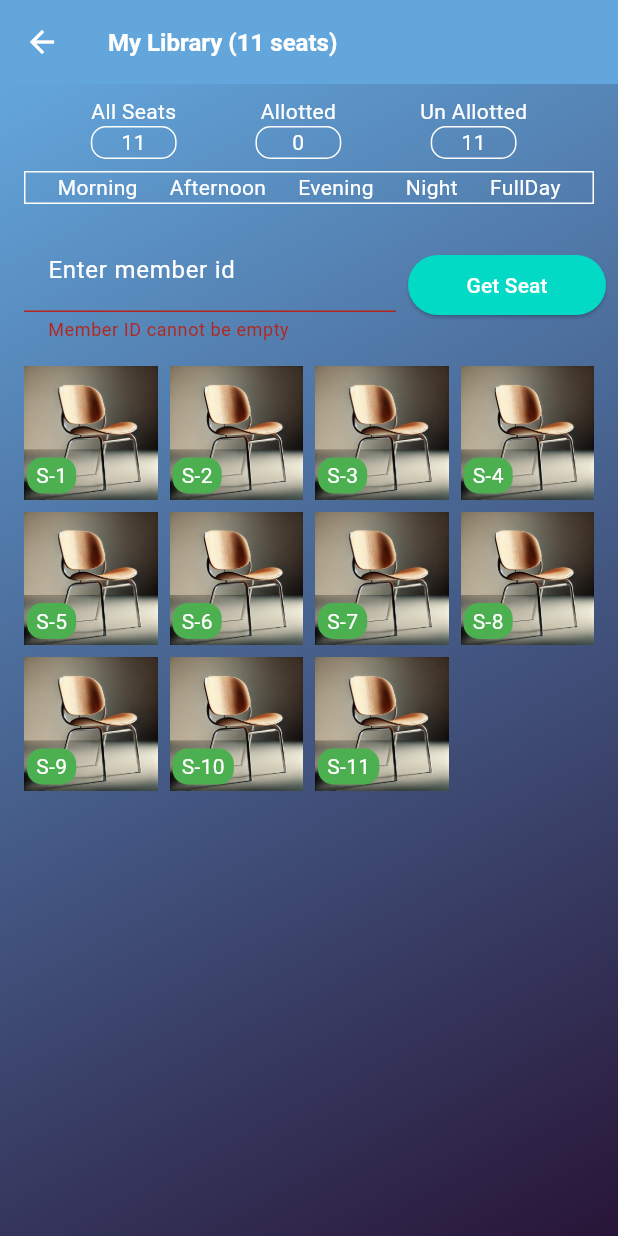
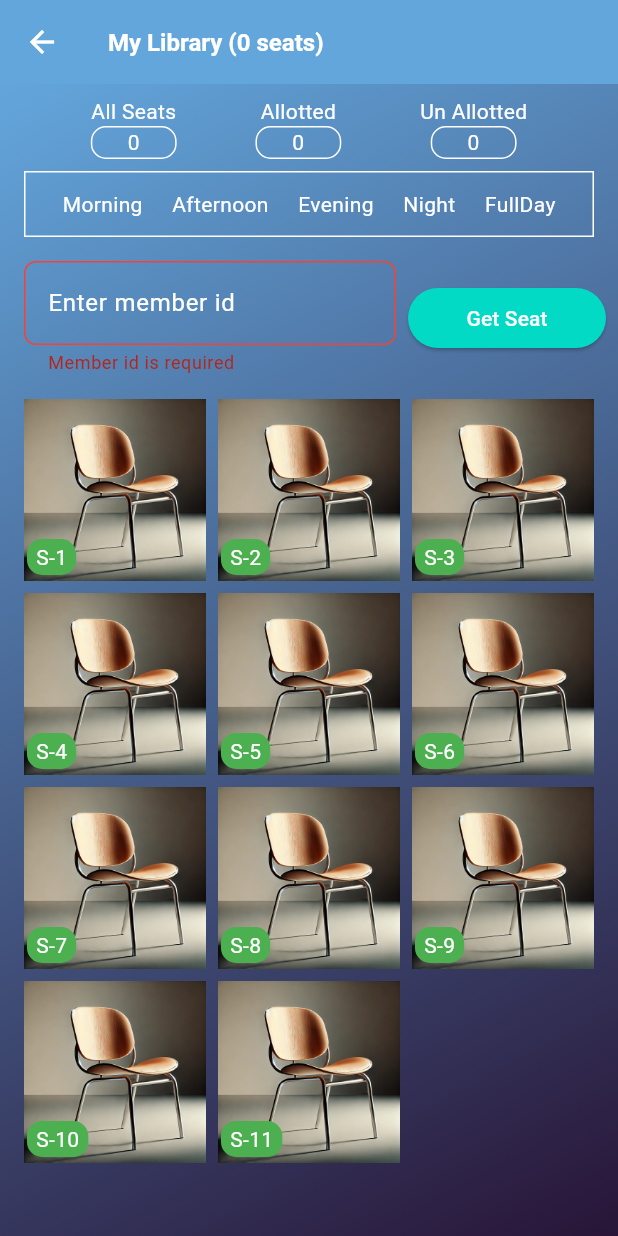
Before and after one commit to SUMITKRROY/my-library, a Flutter app: the BookSeats screen opened by its route, after a tap on "Get Seat", on a phone screen of 412 x 824 dp. Run offline on Flutter 3.47's test engine with Material 3 defaults, Android fonts, the phone set to English and light mode, and no system bars; our stand-ins replace flutter_screenutil, sqflite; accounts and stored records are empty.

Commit message:
seat page almost done

```diff
--- /dev/null
+++ b/lib/database/database_helper.dart
@@ -0,0 +1,119 @@
+import 'package:mylibrary/database/table/seat_allotment.dart';
+import 'package:mylibrary/database/table/user_profile.dart';
+import 'package:path/path.dart';
+import 'package:sqflite/sqflite.dart';
+
+
+
+class DatabaseHelper {
+
+  // database name
+  static const _databaseName = "myLibrary.db";
+  // database version
+  static const _databaseVersion = 1;
+// Singleton pattern
+  static final DatabaseHelper _databaseHelper = DatabaseHelper._internal();
+  factory DatabaseHelper() => _databaseHelper;
+  DatabaseHelper._internal();
+
+  static Database? _database;
+  Future<Database> get database async {
+    if (_database != null) return _database!;
+    // Initialize the DB first time it is accessed
+    _database = await _initDatabase();
+    return _database!;
+  }
+
+  Future<Database> _initDatabase() async {
+    final databasePath = await getDatabasesPath();
+
+    // Set the path to the database. Note: Using the `join` function from the
+    // `path` package is best practice to ensure the path is correctly
+    // constructed for each platform.
+    final path = join(databasePath, _databaseName);
+
+    // Set the version. This executes the onCreate function and provides a
+    // path to perform database upgrades and downgrades.
+    return await openDatabase(
+      path,
+      onCreate: _onCreate,
+      onUpgrade: _onUpgrade,
+      version: _databaseVersion,
+      onConfigure: (db) async => await db.execute('PRAGMA foreign_keys = ON'),
+    );
+  }
+
+  // When the database is first created, create a table to store breeds
+  // and a table to store dogs.
+  Future<void> _onCreate(Database db, int version) async {
+    // Run the CREATE {DeviceInfoTable} TABLE statement on the database.
+    await db.execute(SeatAllotment.CREATE);
+    await db.execute(ProfileTable.CREATE);
+  }
+
+  // UPGRADE DATABASE TABLES
+  Future _onUpgrade(Database db, int oldVersion, int newVersion) async {
+    if (oldVersion < newVersion) {
+      switch(oldVersion){
+        case 1:
+        // you can execute drop table and create table
+        //db.execute("ALTER TABLE tb_name ADD COLUMN newCol TEXT");
+          break;
+      }
+    }
+  }
+
+// Future<Breed> breed(int id) async {
+//   final db = await _databaseHelper.database;
+//   final List<Map<String, dynamic>> maps =
+//   await db.query('breeds', where: 'id = ?', whereArgs: [id]);
+//   return Breed.fromMap(maps[0]);
+// }
+//
+// Future<List<Dog>> dogs() async {
+//   final db = await _databaseHelper.database;
+//   final List<Map<String, dynamic>> maps = await db.query('dogs');
+//   return List.generate(maps.length, (index) => Dog.fromMap(maps[index]));
+// }
+//
+// // A method that updates a breed data from the breeds table.
+// Future<void> updateBreed(Breed breed) async {
+//   // Get a reference to the database.
+//   final db = await _databaseHelper.database;
+//
+//   // Update the given breed
+//   await db.update(
+//     'breeds',
+//     breed.toMap(),
+//     // Ensure that the Breed has a matching id.
+//     where: 'id = ?',
+//     // Pass the Breed's id as a whereArg to prevent SQL injection.
+//     whereArgs: [breed.id],
+//   );
+// }
+//
+// Future<void> updateDog(Dog dog) async {
+//   final db = await _databaseHelper.database;
+//   await db.update('dogs', dog.toMap(), where: 'id = ?', whereArgs: [dog.id]);
+// }
+//
+// // A method that deletes a breed data from the breeds table.
+// Future<void> deleteBreed(int id) async {
+//   // Get a reference to the database.
+//   final db = await _databaseHelper.database;
+//
+//   // Remove the Breed from the database.
+//   await db.delete(
+//     'breeds',
+//     // Use a `where` clause to delete a specific breed.
+//     where: 'id = ?',
+//     // Pass the Breed's id as a whereArg to prevent SQL injection.
+//     whereArgs: [id],
+//   );
+// }
+//
+// Future<void> deleteDog(int id) async {
+//   final db = await _databaseHelper.database;
+//   await db.delete('dogs', where: 'id = ?', whereArgs: [id]);
+// }
+}
--- /dev/null
+++ b/lib/database/table/seat_allotment.dart
@@ -0,0 +1,52 @@
+import 'package:sqflite/sqflite.dart';
+import '../database_helper.dart';
+
+class SeatAllotment {
+  static const String SEAT_ALLOTMENT = "SEAT_ALLOTMENT";
+  static const String shift = "SHIFT";
+  static const String totalSeats = "TOTAL_SEATS";
+  static const String memberId = "MEMBER_ID";
+  static const String chairNo = "CHAIR_NO";
+
+  static const String CREATE = '''
+    CREATE TABLE IF NOT EXISTS $SEAT_ALLOTMENT (
+    $memberId TEXT PRIMARY KEY,
+    $totalSeats INTEGER DEFAULT 0,
+    $shift TEXT DEFAULT '',
+    $chairNo TEXT DEFAULT ''
+    )
+  ''';
+
+  // Define a function that inserts notes into the database
+  Future<void> insert(Map<String, dynamic> map) async {
+    DatabaseHelper databaseHelper = DatabaseHelper();
+    // Get a reference to the database.
+    final db = await databaseHelper.database;
+    // In this case, replace any previous data.
+    await db.insert(
+      SEAT_ALLOTMENT,
+      map,
+      conflictAlgorithm: ConflictAlgorithm.replace,
+    );
+  }
+
+  // Method to retrieve all notes from the database
+  Future<List<Map<String, dynamic>>> getUserData() async {
+    DatabaseHelper databaseHelper = DatabaseHelper();
+    final db = await databaseHelper.database;
+    return await db.query(SEAT_ALLOTMENT);
+  }
+
+  //filter out data 15 day or 30 day
+
+  // Method to delete a note from the database
+  Future<int> deleteUserData() async {
+    DatabaseHelper databaseHelper = DatabaseHelper();
+    final db = await databaseHelper.database;
+    return await db.delete(
+      SEAT_ALLOTMENT,
+      //  where: '$id = ?',
+      // whereArgs: [noteId],
+    );
+  }
+}
--- /dev/null
+++ b/lib/database/table/user_profile.dart
@@ -0,0 +1,59 @@
+import 'package:sqflite/sqflite.dart';
+
+import '../database_helper.dart';
+
+class ProfileTable {
+  static const String PROFILE_TABLE = "PROFILE_TABLE";
+  static const String name = "Name";
+  static const String phone = "Phone";
+  static const String profileImage = "ProfileImage";
+  static const String employeeId = "EmployeeId";
+  static const String totalSeats = "TOTAL_SEATS";
+
+  static const String CREATE = '''
+    CREATE TABLE IF NOT EXISTS $PROFILE_TABLE (
+      $employeeId TEXT PRIMARY KEY,
+      $phone TEXT DEFAULT '',
+      $profileImage TEXT DEFAULT '',
+      $name TEXT DEFAULT '',
+      $totalSeats INTEGER DEFAULT 0
+    )
+  ''';
+
+  // Insert profile data into the database
+  Future<void> insert(Map<String, dynamic> profile) async {
+    DatabaseHelper databaseHelper = DatabaseHelper();
+    final db = await databaseHelper.database;
+    await db.insert(
+      PROFILE_TABLE,
+      profile,
+      conflictAlgorithm: ConflictAlgorithm.replace,
+    );
+  }
+
+  // // Retrieve profile data from the database
+  // Future<Map<String, dynamic>?> getProfile() async {
+  //   DatabaseHelper databaseHelper = DatabaseHelper();
+  //   final db = await databaseHelper.database;
+  //   List<Map<String, dynamic>> result = await db.query(
+  //     PROFILE_TABLE,
+  //     limit: 1,
+  //   );
+  //   return result.isNotEmpty ? result.first : null;
+  // }
+  // Method to retrieve all cycles from the database
+  Future<List<Map<String, dynamic>>> getProfile() async {
+    DatabaseHelper databaseHelper = DatabaseHelper();
+    final db = await databaseHelper.database;
+    return await db.query(PROFILE_TABLE);
+  }
+
+  // Delete profile data from the database
+  Future<int> deleteProfile() async {
+    DatabaseHelper databaseHelper = DatabaseHelper();
+    final db = await databaseHelper.database;
+    return await db.delete(
+      PROFILE_TABLE,
+    );
+  }
+}
--- a/lib/view/seat_Allotment.dart
+++ b/lib/view/seat_Allotment.dart
@@ -4,7 +4,9 @@ import 'package:mylibrary/component/container.dart';
 import 'package:mylibrary/component/myText.dart';
 import 'package:mylibrary/component/myTextForm.dart';
 import 'package:mylibrary/component/mybutton.dart';
-
+import 'package:mylibrary/database/table/seat_allotment.dart';
+import 'package:mylibrary/utils/utils.dart';
+import '../database/table/user_profile.dart';
 import '../utils/image.dart';
 
 class BookSeats extends StatefulWidget {
@@ -20,14 +22,19 @@ class BookSeats extends StatefulWidget {
 }
 
 class _BookSeatsState extends State<BookSeats> {
-  late List<bool> _selectedItems;
+  late int _selectedChairIndex;
+  final _formKey = GlobalKey<FormState>();
   final TextEditingController _memberIdController = TextEditingController();
-  String _errorText = '';
+  int _selectedPeriodIndex = -1; // To keep track of the selected period index
+  Map<String, dynamic> appDetailSet = {};
+  int _totalMembers = 0; // To hold the total number of members
+  int _totalSeats = 0; // To hold the total number of Seats
 
   @override
   void initState() {
     super.initState();
-    _selectedItems = List<bool>.generate(11, (index) => false); // 11 items
+    _selectedChairIndex = -1; // No chair selected initially
+    _fetchTotalMembers();
   }
 
   @override
@@ -36,17 +43,41 @@ class _BookSeatsState extends State<BookSeats> {
     super.dispose();
   }
 
+  Future<void> _fetchTotalMembers() async {
+    try {
+      List<Map<String, dynamic>> data = await SeatAllotment().getUserData();
+      List<Map<String, dynamic>> profileData = await ProfileTable().getProfile();
+      print("profileData: $profileData");
+      setState(() {
+        _totalMembers = data.length; // Assuming each entry represents a member
+        _totalSeats = profileData.first['TOTAL_SEATS'];
+        print("_totalMembers: $_totalSeats");
+      });
+    } catch (e) {
+      print("Error fetching total members: $e");
+    }
+  }
+
+  Future<void> _refreshData() async {
+    // Call the method to fetch data and update the UI
+    await _fetchTotalMembers();
+  }
+
   @override
   Widget build(BuildContext context) {
     return Scaffold(
       appBar: AppBar(
         title: MyText(
-          label: "My Library (${widget.totalSeats} seats)",
+          label: "My Library (${_totalSeats} seats)",
           fontSize: 14.sp,
           fontColor: Colors.white,
         ),
       ),
-      body: GradientContainer(
+      body: RefreshIndicator(
+        onRefresh: _refreshData,
+        child: Form(
+          key: _formKey,
+          child: GradientContainer(
             child: Padding(
               padding: const EdgeInsets.all(8.0),
               child: Column(
@@ -54,25 +85,26 @@ class _BookSeatsState extends State<BookSeats> {
                   Row(
                     mainAxisAlignment: MainAxisAlignment.spaceEvenly,
                     children: [
-                  _buildSeatInfoColumn("All Seats", widget.totalSeats),
-                  _buildSeatInfoColumn("Allotted", "0"),
-                  _buildSeatInfoColumn("Un Allotted", widget.totalSeats),
+                      _buildSeatInfoColumn("All Seats", "${_totalSeats}"),
+                      _buildSeatInfoColumn("Allotted", "${_totalMembers}"),
+                      _buildSeatInfoColumn("Un Allotted", "${_totalSeats - _totalMembers}"),
                     ],
                   ),
                   Padding(
                     padding: const EdgeInsets.all(8.0),
                     child: Container(
+                      padding: const EdgeInsets.all(8.0),
                       decoration: BoxDecoration(
                         border: Border.all(color: Colors.white),
                       ),
                       child: Row(
                         mainAxisAlignment: MainAxisAlignment.spaceEvenly,
                         children: [
-                      MyText(label: "Morning"),
-                      MyText(label: "Afternoon"),
-                      MyText(label: "Evening"),
-                      MyText(label: "Night"),
-                      MyText(label: "FullDay"),
+                          _buildPeriodButton(0, "Morning"),
+                          _buildPeriodButton(1, "Afternoon"),
+                          _buildPeriodButton(2, "Evening"),
+                          _buildPeriodButton(3, "Night"),
+                          _buildPeriodButton(4, "FullDay"),
                         ],
                       ),
                     ),
@@ -99,22 +131,37 @@ class _BookSeatsState extends State<BookSeats> {
                                 borderSide: BorderSide(color: Colors.white),
                                 borderRadius: BorderRadius.circular(8.0),
                               ),
-                          errorText: _errorText.isNotEmpty ? _errorText : null,
+                              errorBorder: OutlineInputBorder(
+                                borderSide: BorderSide(color: Colors.red),
+                                borderRadius: BorderRadius.circular(8.0),
                               ),
+                              focusedErrorBorder: OutlineInputBorder(
+                                borderSide: BorderSide(color: Colors.red),
+                                borderRadius: BorderRadius.circular(8.0),
+                              ),
+                              disabledBorder: OutlineInputBorder(
+                                borderSide: BorderSide(color: Colors.white),
+                                borderRadius: BorderRadius.circular(8.0),
+                              ),
+                            ),
+                            validator: (String? value) {
+                              if (value == null || value.isEmpty) {
+                                return "Member id is required";
+                              }
+                              return null;
+                            },
                             style: TextStyle(color: Colors.white),
                           ),
                         ),
                       ),
                       Expanded(
                         child: ElevatedButton(
-                      onPressed: () {
-                        setState(() {
-                          _errorText = _memberIdController.text.isEmpty
-                              ? "Member ID cannot be empty"
-                              : '';
+                          onPressed: () async {
+                            if (_formKey.currentState!.validate()) {
+                              setState(() async {
+                                await _handleSeatAllotment();
                               });
-                        if (_errorText.isEmpty) {
-                          // Implement your button logic here
+
                             }
                           },
                           child: MyText(label: "Get Seat"),
@@ -124,19 +171,20 @@ class _BookSeatsState extends State<BookSeats> {
                   ),
                   Expanded(
                     child: GridView.builder(
+                      physics: BouncingScrollPhysics(),
                       padding: EdgeInsets.all(8.0),
                       gridDelegate: SliverGridDelegateWithFixedCrossAxisCount(
-                    crossAxisCount: 4,
+                        crossAxisCount: 3,
                         childAspectRatio: 1,
                         crossAxisSpacing: 8.0,
                         mainAxisSpacing: 8.0,
                       ),
-                  itemCount: _selectedItems.length,
+                      itemCount: widget.totalSeats.isNotEmpty ? int.parse(widget.totalSeats) : 0,
                       itemBuilder: (context, index) {
                         return GestureDetector(
                           onTap: () {
                             setState(() {
-                          _selectedItems[index] = !_selectedItems[index];
+                              _selectedChairIndex = _selectedChairIndex == index ? -1 : index;
                             });
                           },
                           child: Semantics(
@@ -164,7 +212,7 @@ class _BookSeatsState extends State<BookSeats> {
                                     ),
                                   ),
                                 ),
-                            if (_selectedItems[index])
+                                if (_selectedChairIndex == index)
                                   Positioned(
                                     top: 8,
                                     right: 8,
@@ -183,6 +231,29 @@ class _BookSeatsState extends State<BookSeats> {
                   ),
                 ],
               ),
+            ),
+          ),
+        ),
+      ),
+    );
+  }
+
+  Widget _buildPeriodButton(int index, String label) {
+    return GestureDetector(
+      onTap: () {
+        setState(() {
+          _selectedPeriodIndex = _selectedPeriodIndex == index ? -1 : index;
+        });
+      },
+      child: Container(
+        padding: const EdgeInsets.all(3.0),
+        decoration: BoxDecoration(
+          color: _selectedPeriodIndex == index ? Colors.green : Colors.transparent,
+          borderRadius: BorderRadius.all(Radius.circular(10.r)),
+        ),
+        child: MyText(
+          label: label,
+          fontColor: Colors.white,
         ),
       ),
     );
@@ -206,4 +277,47 @@ class _BookSeatsState extends State<BookSeats> {
       ],
     );
   }
+
+  Future<void> _handleSeatAllotment() async {
+    if (_selectedPeriodIndex == -1 || _selectedChairIndex == -1) {
+      ScaffoldMessenger.of(context).showSnackBar(
+        SnackBar(
+          content: Text(
+            _selectedPeriodIndex == -1 ? 'Please select a shift' : 'Please select a chair',
+          ),
+        ),
+      );
+      return;
     }
+
+    try {
+      String selectedShift = _getShiftLabel(_selectedPeriodIndex);
+
+      appDetailSet[SeatAllotment.totalSeats] = 55; // Only one seat is selected
+      appDetailSet[SeatAllotment.shift] = selectedShift;
+      appDetailSet[SeatAllotment.memberId] = _memberIdController.text.trim();
+      appDetailSet[SeatAllotment.chairNo] = "S-${_selectedChairIndex + 1}"; // Storing the selected chair index
+
+      await SeatAllotment().insert(appDetailSet);
+    } catch (e) {
+      print("error $e");
+    }
+  }
+
+  String _getShiftLabel(int index) {
+    switch (index) {
+      case 0:
+        return 'Morning';
+      case 1:
+        return 'Afternoon';
+      case 2:
+        return 'Evening';
+      case 3:
+        return 'Night';
+      case 4:
+        return 'FullDay';
+      default:
+        return '';
+    }
+  }
+}
--- a/pubspec.yaml
+++ b/pubspec.yaml
@@ -37,6 +37,7 @@ dependencies:
   cupertino_icons: ^1.0.8
   carousel_slider: ^5.0.0
   flutter_screenutil: ^5.9.3
+  sqflite: ^2.3.3+1
 
 dev_dependencies:
   flutter_test:
```
Also changed, not shown: lib/view/home_screen.dart (+15 -0 lines), pubspec.lock, 1 other file. Lines whose indentation alone changed are shown as unchanged.
